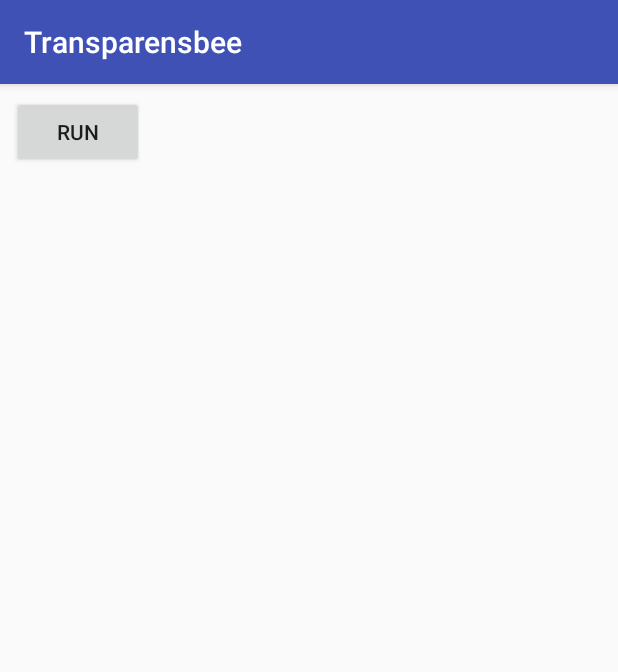
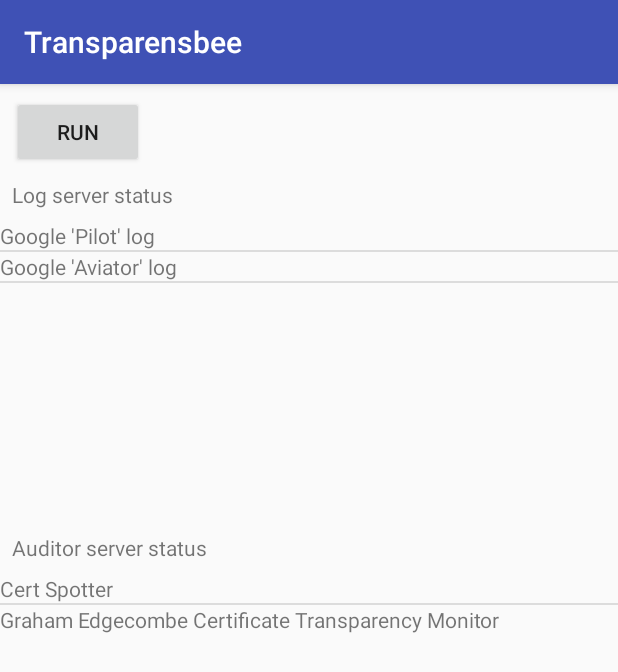
Before and after one commit to divergentdave/Transparensbee, an Android app: the screen it shows after launch (MainActivity), on a phone screen of 412 x 824 dp. Shown: the top 672 px of the screen. Run offline under Robolectric (Android 15) with nearby library versions, the phone set to English and light mode, and no system bars.

Commit message:
Add ListView infrastructure

```diff
--- a/app/src/main/java/party/davidsherenowitsa/transparensbee/AuditorServer.java
+++ b/app/src/main/java/party/davidsherenowitsa/transparensbee/AuditorServer.java
@@ -3,18 +3,17 @@ package party.davidsherenowitsa.transparensbee;
 import java.net.MalformedURLException;
 import java.net.URL;
 
-public class AuditorServer {
+public class AuditorServer extends Server {
     public static final AuditorServer CERTSPOTTER = new AuditorServer("certspotter.com", "Cert Spotter");
     public static final AuditorServer GRAHAM_EDGECOMBE = new AuditorServer("ct.grahamedgecombe.com", "Graham Edgecombe Certificate Transparency Monitor");
     public static final AuditorServer[] AUDITORS = new AuditorServer[] {CERTSPOTTER, GRAHAM_EDGECOMBE};
 
     private final String domain;
-    private final String humanReadableName;
 
     public AuditorServer(String domain, String humanReadableName)
     {
+        super(humanReadableName);
         this.domain = domain;
-        this.humanReadableName = humanReadableName;
     }
 
     public String getDomain()
@@ -22,11 +21,6 @@ public class AuditorServer {
         return domain;
     }
 
-    public String getHumanReadableName()
-    {
-        return humanReadableName;
-    }
-
     public URL getPollinationEndpoint() throws MalformedURLException {
         return new URL("https://" + domain + "/.well-known/ct/v1/sth-pollination");
     }
--- a/app/src/main/java/party/davidsherenowitsa/transparensbee/LogServer.java
+++ b/app/src/main/java/party/davidsherenowitsa/transparensbee/LogServer.java
@@ -5,7 +5,7 @@ import android.util.Base64;
 import java.net.MalformedURLException;
 import java.net.URL;
 
-public class LogServer {
+public class LogServer extends Server {
     public static final LogServer PILOT = new LogServer(
             "ct.googleapis.com/pilot",
             Base64.decode("MFkwEwYHKoZIzj0CAQYIKoZIzj0DAQcDQgAEfahLEimAoz2t01p3uMziiLOl/fHTDM0YDOhBRuiBARsV4UvxG2LdNgoIGLrtCzWE0J5APC2em4JlvR8EEEFMoA==",
@@ -21,13 +21,12 @@ public class LogServer {
     private String serverPrefix;
     private byte[] publicKey;
     private byte[] logID;
-    private String humanReadableName;
 
     public LogServer(String serverPrefix, byte[] publicKey, String humanReadableName)
     {
+        super(humanReadableName);
         this.serverPrefix = serverPrefix;
         this.publicKey = publicKey;
-        this.humanReadableName = humanReadableName;
         logID = CryptoUtils.SHA256NoThrow(publicKey);
     }
 
@@ -46,11 +45,6 @@ public class LogServer {
         return logID;
     }
 
-    public String getHumanReadableName()
-    {
-        return humanReadableName;
-    }
-
     public URL getGetSTHEndpoint() throws MalformedURLException
     {
         return new URL("https://" + serverPrefix + "/ct/v1/get-sth");
--- a/app/src/main/java/party/davidsherenowitsa/transparensbee/MainActivity.java
+++ b/app/src/main/java/party/davidsherenowitsa/transparensbee/MainActivity.java
@@ -9,9 +9,11 @@ import android.support.v7.app.AppCompatActivity;
 import android.os.Bundle;
 import android.view.View;
 import android.widget.Button;
+import android.widget.ListView;
 
 public class MainActivity extends AppCompatActivity implements View.OnClickListener {
     private InMemoryStatistics statistics;
+    private StatsArrayAdapter logAdapter, auditorAdapter;
 
     public MainActivity() {
         super();
@@ -26,7 +28,26 @@ public class MainActivity extends AppCompatActivity implements View.OnClickListe
         Button runButton = (Button)findViewById(R.id.runButton);
         if (runButton != null) runButton.setOnClickListener(this);
 
+        logAdapter = new StatsArrayAdapter(this, R.layout.log_list_item, LogServer.CT_LOGS);
+        ListView logListView = (ListView)findViewById(R.id.logListView);
+        if (logListView != null) logListView.setAdapter(logAdapter);
+        statistics.registerListener(logAdapter);
+
+        auditorAdapter = new StatsArrayAdapter(this, R.layout.auditor_list_item, AuditorServer.AUDITORS);
+        ListView auditorListView = (ListView)findViewById(R.id.auditorListView);
+        if (auditorListView != null) auditorListView.setAdapter(auditorAdapter);
+        statistics.registerListener(auditorAdapter);
+
         setAlarm(this);
+    }
+
+    @Override
+    protected void onStop() {
+        super.onStop();
+        statistics.unregisterListener(logAdapter);
+        logAdapter.notifyDataSetInvalidated();
+        statistics.unregisterListener(auditorAdapter);
+        auditorAdapter.notifyDataSetInvalidated();
     }
 
     @Override
--- a/app/src/main/java/party/davidsherenowitsa/transparensbee/PollinateIntentService.java
+++ b/app/src/main/java/party/davidsherenowitsa/transparensbee/PollinateIntentService.java
@@ -3,7 +3,6 @@ package party.davidsherenowitsa.transparensbee;
 import android.app.IntentService;
 import android.content.Intent;
 import android.content.Context;
-import android.util.Base64;
 
 import org.json.JSONException;
 
--- /dev/null
+++ b/app/src/main/java/party/davidsherenowitsa/transparensbee/Server.java
@@ -0,0 +1,13 @@
+package party.davidsherenowitsa.transparensbee;
+
+public abstract class Server {
+    private final String humanReadableName;
+
+    public Server(String humanReadableName) {
+        this.humanReadableName = humanReadableName;
+    }
+
+    public String getHumanReadableName() {
+        return humanReadableName;
+    }
+}
--- a/app/src/main/java/party/davidsherenowitsa/transparensbee/Statistics.java
+++ b/app/src/main/java/party/davidsherenowitsa/transparensbee/Statistics.java
@@ -1,8 +1,19 @@
 package party.davidsherenowitsa.transparensbee;
 
+import android.util.Pair;
+
 public interface Statistics {
-    public void addLogFailure(LogServer log);
-    public void addLogSuccess(LogServer log);
-    public void addAuditorFailure(AuditorServer log);
-    public void addAuditorSuccess(AuditorServer log);
+    void addLogFailure(LogServer log);
+    void addLogSuccess(LogServer log);
+    void addAuditorFailure(AuditorServer auditor);
+    void addAuditorSuccess(AuditorServer auditor);
+    Pair<Integer, Integer> getLogSuccessFailure(LogServer log);
+    Pair<Integer, Integer> getAuditorSuccessFailure(AuditorServer auditor);
+    void registerListener(StatisticsListener listener);
+    void unregisterListener(StatisticsListener listener);
+
+    interface StatisticsListener {
+        void notifyLog(LogServer log);
+        void notifyAuditor(AuditorServer auditor);
+    }
 }
--- /dev/null
+++ b/app/src/main/java/party/davidsherenowitsa/transparensbee/StatsArrayAdapter.java
@@ -0,0 +1,48 @@
+package party.davidsherenowitsa.transparensbee;
+
+import android.content.Context;
+import android.support.annotation.NonNull;
+import android.view.LayoutInflater;
+import android.view.View;
+import android.view.ViewGroup;
+import android.widget.ArrayAdapter;
+import android.widget.TextView;
+
+public class StatsArrayAdapter extends ArrayAdapter<Server> implements Statistics.StatisticsListener {
+    private Context context;
+    private int viewId;
+
+    public StatsArrayAdapter(Context context, int id, Server[] array) {
+        super(context, id, array);
+        this.context = context;
+        this.viewId = id;
+    }
+
+    @Override @NonNull
+    public View getView(int position, View convertView, @NonNull ViewGroup parent) {
+        if (convertView == null || convertView.getId() != viewId) {
+            LayoutInflater layoutInflater = (LayoutInflater)context.getSystemService(Context.LAYOUT_INFLATER_SERVICE);
+            convertView = layoutInflater.inflate(viewId, parent, false);
+        }
+        TextView textView = convertView.findViewById(R.id.listItemTextView);
+        if (textView != null) {
+            Server server = getItem(position);
+            if (server != null) {
+                textView.setText(server.getHumanReadableName());
+            } else {
+                textView.setText("");
+            }
+        }
+        return convertView;
+    }
+
+    @Override
+    public void notifyLog(LogServer log) {
+        super.notifyDataSetChanged();
+    }
+
+    @Override
+    public void notifyAuditor(AuditorServer auditor) {
+        super.notifyDataSetChanged();
+    }
+}
--- a/app/src/main/res/layout/activity_main.xml
+++ b/app/src/main/res/layout/activity_main.xml
@@ -17,4 +17,42 @@
         app:layout_constraintTop_toTopOf="parent"
         android:layout_marginTop="8dp" />
 
+    <TextView
+        android:id="@+id/logTextView"
+        android:layout_width="wrap_content"
+        android:layout_height="wrap_content"
+        android:text="@string/log_server_status"
+        android:layout_marginLeft="8dp"
+        android:layout_marginStart="8dp"
+        app:layout_constraintLeft_toLeftOf="parent"
+        app:layout_constraintTop_toBottomOf="@+id/runButton"
+        android:layout_marginTop="8dp" />
+
+    <ListView
+        android:id="@+id/logListView"
+        android:layout_width="wrap_content"
+        android:layout_height="200dp"
+        app:layout_constraintLeft_toLeftOf="parent"
+        app:layout_constraintTop_toBottomOf="@+id/logTextView"
+        android:layout_marginTop="8dp" />
+
+    <TextView
+        android:id="@+id/auditorTextView"
+        android:layout_width="wrap_content"
+        android:layout_height="wrap_content"
+        android:text="@string/auditor_server_status"
+        android:layout_marginLeft="8dp"
+        android:layout_marginStart="8dp"
+        app:layout_constraintLeft_toLeftOf="parent"
+        app:layout_constraintTop_toBottomOf="@+id/logListView"
+        android:layout_marginTop="8dp" />
+
+    <ListView
+        android:id="@+id/auditorListView"
+        android:layout_width="wrap_content"
+        android:layout_height="wrap_content"
+        app:layout_constraintLeft_toLeftOf="parent"
+        app:layout_constraintTop_toBottomOf="@+id/auditorTextView"
+        android:layout_marginTop="8dp" />
+
 </android.support.constraint.ConstraintLayout>
--- /dev/null
+++ b/app/src/main/res/layout/auditor_list_item.xml
@@ -0,0 +1,12 @@
+<?xml version="1.0" encoding="utf-8"?>
+<LinearLayout xmlns:android="http://schemas.android.com/apk/res/android"
+    android:id="@+id/auditor_list_item"
+    android:orientation="vertical" android:layout_width="match_parent"
+    android:layout_height="match_parent">
+
+    <TextView
+        android:id="@+id/listItemTextView"
+        android:layout_width="match_parent"
+        android:layout_height="wrap_content"
+        android:text="" />
+</LinearLayout>
--- /dev/null
+++ b/app/src/main/res/layout/log_list_item.xml
@@ -0,0 +1,12 @@
+<?xml version="1.0" encoding="utf-8"?>
+<LinearLayout xmlns:android="http://schemas.android.com/apk/res/android"
+    android:id="@+id/log_list_item"
+    android:orientation="vertical" android:layout_width="match_parent"
+    android:layout_height="match_parent">
+
+    <TextView
+        android:id="@+id/listItemTextView"
+        android:layout_width="match_parent"
+        android:layout_height="wrap_content"
+        android:text="" />
+</LinearLayout>
--- a/app/src/main/res/values/strings.xml
+++ b/app/src/main/res/values/strings.xml
@@ -1,4 +1,6 @@
 <resources>
     <string name="app_name">Transparensbee</string>
     <string name="run">Run</string>
+    <string name="log_server_status">Log server status</string>
+    <string name="auditor_server_status">Auditor server status</string>
 </resources>
```
Also changed, not shown: app/src/main/java/party/davidsherenowitsa/transparensbee/InMemoryStatistics.java (+48 -9 lines).
